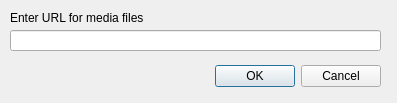
Above: desktop-widgets/urldialog.ui from subsurface/subsurface before the change. Below: the same form after it.
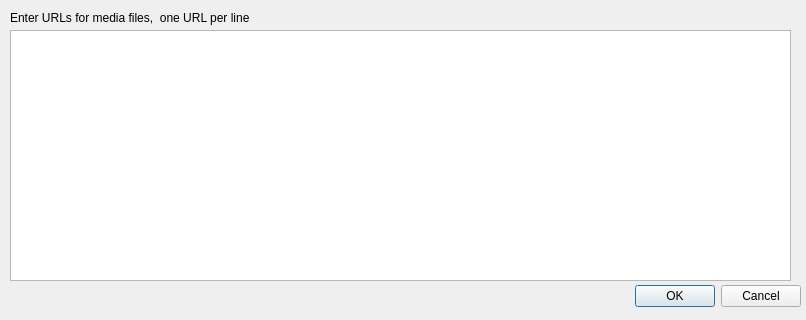
That is the form after the change.

Commit message:
Allow more than one media file when importing from the web
To import media files from the web, increas the size of the
dialog box and allow several URLs separated by newlines.

```diff
--- a/desktop-widgets/urldialog.ui
+++ b/desktop-widgets/urldialog.ui
@@ -6,8 +6,8 @@
    <rect>
     <x>0</x>
     <y>0</y>
-    <width>397</width>
-    <height>103</height>
+    <width>806</width>
+    <height>320</height>
    </rect>
   </property>
   <property name="windowTitle">
@@ -16,8 +16,8 @@
   <widget class="QDialogButtonBox" name="buttonBox">
    <property name="geometry">
     <rect>
-     <x>40</x>
-     <y>60</y>
+     <x>460</x>
+     <y>280</y>
      <width>341</width>
      <height>32</height>
     </rect>
@@ -29,27 +29,27 @@
     <set>QDialogButtonBox::Cancel|QDialogButtonBox::Ok</set>
    </property>
   </widget>
-  <widget class="QLineEdit" name="urlField">
-   <property name="geometry">
-    <rect>
-     <x>10</x>
-     <y>30</y>
-     <width>371</width>
-     <height>21</height>
-    </rect>
-   </property>
-  </widget>
   <widget class="QLabel" name="label">
    <property name="geometry">
     <rect>
      <x>10</x>
      <y>10</y>
-     <width>151</width>
+     <width>281</width>
      <height>16</height>
     </rect>
    </property>
    <property name="text">
-    <string>Enter URL for media files</string>
+    <string>Enter URLs for media files,  one URL per line</string>
+   </property>
+  </widget>
+  <widget class="QTextEdit" name="urlField">
+   <property name="geometry">
+    <rect>
+     <x>10</x>
+     <y>30</y>
+     <width>781</width>
+     <height>251</height>
+    </rect>
    </property>
   </widget>
  </widget>
```
The commit also changes 4 other files.
